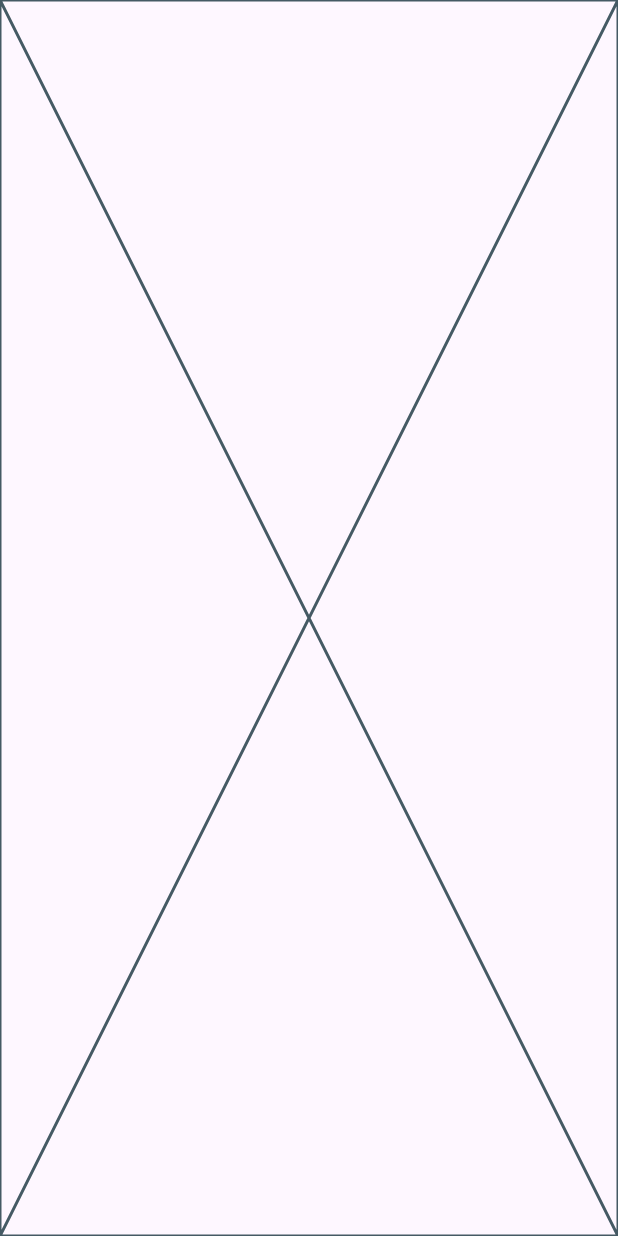
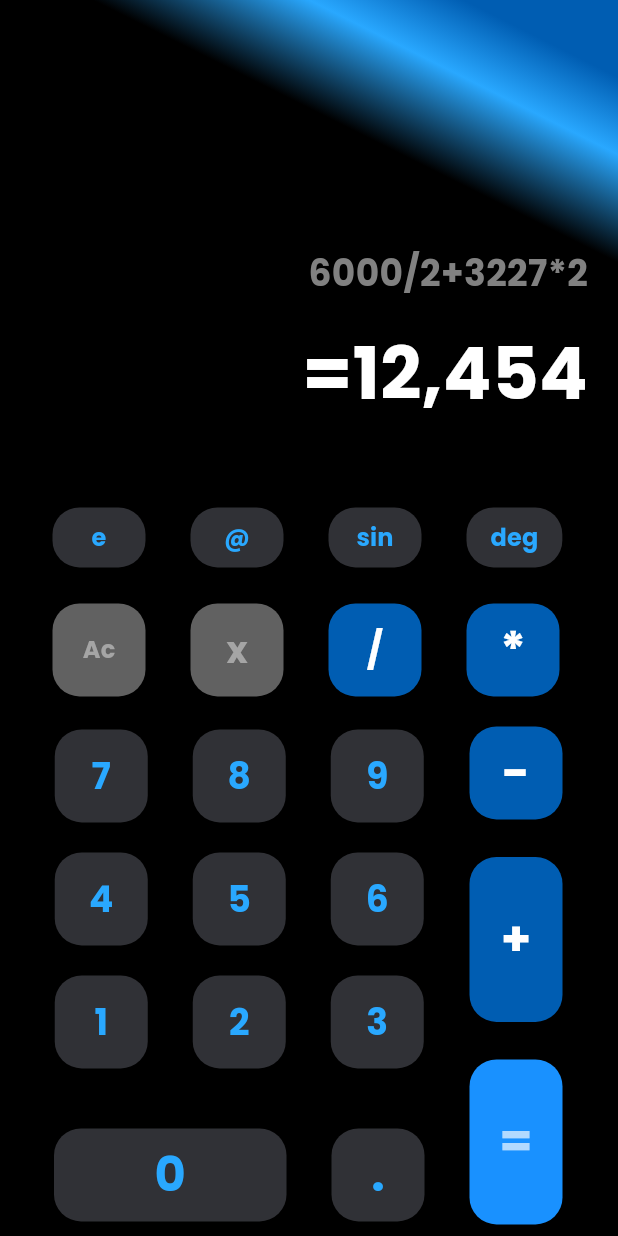
Before and after one commit to RamezNasser5/calculator, a Flutter app: the screen it shows after launch, on a phone screen of 412 x 824 dp. Run offline on Flutter 3.47's test engine with Material 3 defaults, Android fonts, the phone set to English and light mode, and no system bars.

Commit message:
home view ui done

```diff
--- a/lib/main.dart
+++ b/lib/main.dart
@@ -11,6 +11,7 @@ class Calculator extends StatelessWidget {
   @override
   Widget build(BuildContext context) {
     return const MaterialApp(
+      debugShowCheckedModeBanner: false,
       home: HomePageView(),
     );
   }
--- /dev/null
+++ b/lib/widgets/custom_button.dart
@@ -0,0 +1,41 @@
+import 'package:flutter/material.dart';
+
+class CustomBotton extends StatelessWidget {
+  const CustomBotton({
+    super.key,
+    this.minWidth,
+    this.height,
+    this.color,
+    this.textColor,
+    required this.text,
+    this.fontSize,
+  });
+
+  final double? minWidth;
+  final double? height;
+  final Color? color;
+  final Color? textColor;
+  final String text;
+  final double? fontSize;
+
+  @override
+  Widget build(BuildContext context) {
+    return MaterialButton(
+      shape: RoundedRectangleBorder(
+        borderRadius: BorderRadius.circular(18),
+      ),
+      minWidth: minWidth,
+      height: height,
+      textColor: textColor,
+      color: color,
+      onPressed: () {},
+      child: Text(
+        text,
+        style: TextStyle(
+          fontSize: fontSize ?? 16,
+          fontFamily: 'Poppins',
+        ),
+      ),
+    );
+  }
+}
--- /dev/null
+++ b/lib/widgets/custom_column.dart
@@ -0,0 +1,44 @@
+import 'package:calculator/widgets/custom_button.dart';
+import 'package:flutter/material.dart';
+
+class CustomColumn extends StatelessWidget {
+  const CustomColumn({super.key});
+
+  @override
+  Widget build(BuildContext context) {
+    return const Column(
+      children: [
+        CustomBotton(
+          fontSize: 32,
+          text: '-',
+          minWidth: 62,
+          height: 62,
+          color: Color(0xff005DB2),
+          textColor: Color(0xffFFFFFF),
+        ),
+        SizedBox(
+          height: 25,
+        ),
+        CustomBotton(
+          fontSize: 32,
+          text: '+',
+          minWidth: 62,
+          height: 110,
+          color: Color(0xff005DB2),
+          textColor: Color(0xffFFFFFF),
+        ),
+        SizedBox(
+          height: 25,
+        ),
+        CustomBotton(
+          fontSize: 32,
+          text: '=',
+          minWidth: 62,
+          height: 110,
+          color: Color(0xff1991FF),
+          textColor: Color(0xffB2DAFF),
+        ),
+      ],
+    );
+  }
+}
--- /dev/null
+++ b/lib/widgets/custom_input_and_result.dart
@@ -0,0 +1,36 @@
+import 'package:flutter/material.dart';
+
+class CustomInputAndResult extends StatelessWidget {
+  const CustomInputAndResult({super.key});
+
+  @override
+  Widget build(BuildContext context) {
+    return Padding(
+      padding: const EdgeInsets.only(right: 20.0),
+      child: Column(
+        crossAxisAlignment: CrossAxisAlignment.end,
+        children: [
+          const Text(
+            '6000/2+3227*2',
+            style: TextStyle(
+              fontSize: 24,
+              fontFamily: 'Poppins',
+              color: Color(0xff818181),
+            ),
+          ),
+          SizedBox(
+            height: MediaQuery.of(context).size.height * 0.02,
+          ),
+          const Text(
+            '=12,454',
+            style: TextStyle(
+              fontSize: 48,
+              fontFamily: 'Poppins',
+              color: Colors.white,
+            ),
+          ),
+        ],
+      ),
+    );
+  }
+}
--- /dev/null
+++ b/lib/widgets/first_row.dart
@@ -0,0 +1,54 @@
+import 'package:calculator/widgets/custom_button.dart';
+import 'package:flutter/material.dart';
+
+class FirstRow extends StatelessWidget {
+  const FirstRow({super.key});
+
+  @override
+  Widget build(BuildContext context) {
+    return const Padding(
+      padding: EdgeInsets.symmetric(horizontal: 35.0),
+      child: Row(
+        children: [
+          CustomBotton(
+            text: 'e',
+            minWidth: 62,
+            height: 40,
+            color: Color(0xff303136),
+            textColor: Color(0xff29A8FF),
+          ),
+          SizedBox(
+            width: 30,
+          ),
+          CustomBotton(
+            text: '@',
+            minWidth: 62,
+            height: 40,
+            color: Color(0xff303136),
+            textColor: Color(0xff29A8FF),
+          ),
+          SizedBox(
+            width: 30,
+          ),
+          CustomBotton(
+            text: 'sin',
+            minWidth: 62,
+            height: 40,
+            color: Color(0xff303136),
+            textColor: Color(0xff29A8FF),
+          ),
+          SizedBox(
+            width: 30,
+          ),
+          CustomBotton(
+            text: 'deg',
+            minWidth: 62,
+            height: 40,
+            color: Color(0xff303136),
+            textColor: Color(0xff29A8FF),
+          ),
+        ],
+      ),
+    );
+  }
+}
--- a/lib/widgets/home_page_body.dart
+++ b/lib/widgets/home_page_body.dart
@@ -1,3 +1,8 @@
+import 'package:calculator/widgets/custom_column.dart';
+import 'package:calculator/widgets/custom_input_and_result.dart';
+import 'package:calculator/widgets/first_row.dart';
+import 'package:calculator/widgets/row_column_number.dart';
+import 'package:calculator/widgets/second_row.dart';
 import 'package:flutter/material.dart';
 
 class HomePageBody extends StatelessWidget {
@@ -5,6 +10,58 @@ class HomePageBody extends StatelessWidget {
 
   @override
   Widget build(BuildContext context) {
-    return const Placeholder();
+    return Container(
+      width: MediaQuery.of(context).size.width,
+      height: MediaQuery.of(context).size.height,
+      decoration: const BoxDecoration(
+          gradient: LinearGradient(
+              begin: Alignment.topRight,
+              end: Alignment.bottomLeft,
+              stops: [
+            0.05,
+            0.1,
+            0.17
+          ],
+              colors: [
+            Color(0xff005DB2),
+            Color(0xff29A8FF),
+            Color(0xff000000),
+          ])),
+      child: Column(
+        crossAxisAlignment: CrossAxisAlignment.end,
+        children: [
+          SizedBox(
+            height: MediaQuery.of(context).size.height * 0.2,
+          ),
+          const CustomInputAndResult(),
+          const SizedBox(
+            height: 50,
+          ),
+          const FirstRow(),
+          const SizedBox(
+            height: 20,
+          ),
+          const SecondButton(),
+          const SizedBox(
+            height: 20,
+          ),
+          const ThiredRow(),
+        ],
+      ),
+    );
   }
 }
+
+class ThiredRow extends StatelessWidget {
+  const ThiredRow({super.key});
+
+  @override
+  Widget build(BuildContext context) {
+    return const Row(
+      children: [
+        RowColumnNumber(),
+        CustomColumn(),
+      ],
+    );
+  }
+}
--- /dev/null
+++ b/lib/widgets/number_rows.dart
@@ -0,0 +1,56 @@
+import 'package:calculator/widgets/custom_button.dart';
+import 'package:flutter/material.dart';
+
+class NumberRows extends StatelessWidget {
+  const NumberRows({
+    super.key,
+    required this.text1,
+    required this.text2,
+    required this.text3,
+  });
+
+  final String text1;
+  final String text2;
+  final String text3;
+
+  @override
+  Widget build(BuildContext context) {
+    return Row(
+      children: [
+        CustomBotton(
+          fontSize: 24,
+          text: text1,
+          minWidth: 62,
+          height: 62,
+          color: const Color(0xff303136),
+          textColor: const Color(0xff29A8FF),
+        ),
+        const SizedBox(
+          width: 30,
+        ),
+        CustomBotton(
+          fontSize: 24,
+          text: text2,
+          minWidth: 62,
+          height: 62,
+          color: const Color(0xff303136),
+          textColor: const Color(0xff29A8FF),
+        ),
+        const SizedBox(
+          width: 30,
+        ),
+        CustomBotton(
+          fontSize: 24,
+          text: text3,
+          minWidth: 62,
+          height: 62,
+          color: const Color(0xff303136),
+          textColor: const Color(0xff29A8FF),
+        ),
+        const SizedBox(
+          width: 30,
+        ),
+      ],
+    );
+  }
+}
--- /dev/null
+++ b/lib/widgets/row_column_number.dart
@@ -0,0 +1,68 @@
+import 'package:calculator/widgets/custom_button.dart';
+import 'package:calculator/widgets/number_rows.dart';
+import 'package:flutter/material.dart';
+
+class RowColumnNumber extends StatelessWidget {
+  const RowColumnNumber({super.key});
+
+  @override
+  Widget build(BuildContext context) {
+    return const Padding(
+      padding: EdgeInsets.only(left: 36.0),
+      child: Column(
+        children: [
+          NumberRows(
+            text1: '7',
+            text2: '8',
+            text3: '9',
+          ),
+          SizedBox(
+            height: 20,
+          ),
+          NumberRows(
+            text1: '4',
+            text2: '5',
+            text3: '6',
+          ),
+          SizedBox(
+            height: 20,
+          ),
+          NumberRows(
+            text1: '1',
+            text2: '2',
+            text3: '3',
+          ),
+          SizedBox(
+            height: 40,
+          ),
+          Row(
+            children: [
+              CustomBotton(
+                fontSize: 32,
+                text: '0',
+                minWidth: 155,
+                height: 62,
+                color: Color(0xff303136),
+                textColor: Color(0xff29A8FF),
+              ),
+              SizedBox(
+                width: 30,
+              ),
+              CustomBotton(
+                fontSize: 32,
+                text: '.',
+                minWidth: 62,
+                height: 62,
+                color: Color(0xff303136),
+                textColor: Color(0xff29A8FF),
+              ),
+              SizedBox(
+                width: 30,
+              ),
+            ],
+          ),
+        ],
+      ),
+    );
+  }
+}
--- /dev/null
+++ b/lib/widgets/second_row.dart
@@ -0,0 +1,56 @@
+import 'package:calculator/widgets/custom_button.dart';
+import 'package:flutter/material.dart';
+
+class SecondButton extends StatelessWidget {
+  const SecondButton({super.key});
+
+  @override
+  Widget build(BuildContext context) {
+    return const Padding(
+        padding: EdgeInsets.symmetric(horizontal: 35.0),
+        child: Row(
+          children: [
+            CustomBotton(
+              text: 'Ac',
+              minWidth: 62,
+              height: 62,
+              color: Color(0xff616161),
+              textColor: Color(0xffA5A5A5),
+            ),
+            SizedBox(
+              width: 30,
+            ),
+            CustomBotton(
+              fontSize: 24,
+              text: 'x',
+              minWidth: 62,
+              height: 62,
+              color: Color(0xff616161),
+              textColor: Color(0xffA5A5A5),
+            ),
+            SizedBox(
+              width: 30,
+            ),
+            CustomBotton(
+              fontSize: 24,
+              text: '/',
+              minWidth: 62,
+              height: 62,
+              color: Color(0xff005DB2),
+              textColor: Color(0xffFFFFFF),
+            ),
+            SizedBox(
+              width: 30,
+            ),
+            CustomBotton(
+              fontSize: 32,
+              text: '*',
+              minWidth: 62,
+              height: 62,
+              color: Color(0xff005DB2),
+              textColor: Color(0xffFFFFFF),
+            ),
+          ],
+        ));
+  }
+}
```
Also changed, not shown: pubspec.yaml (+4 -4 lines), fonts/Poppins-Bold.ttf (added).
